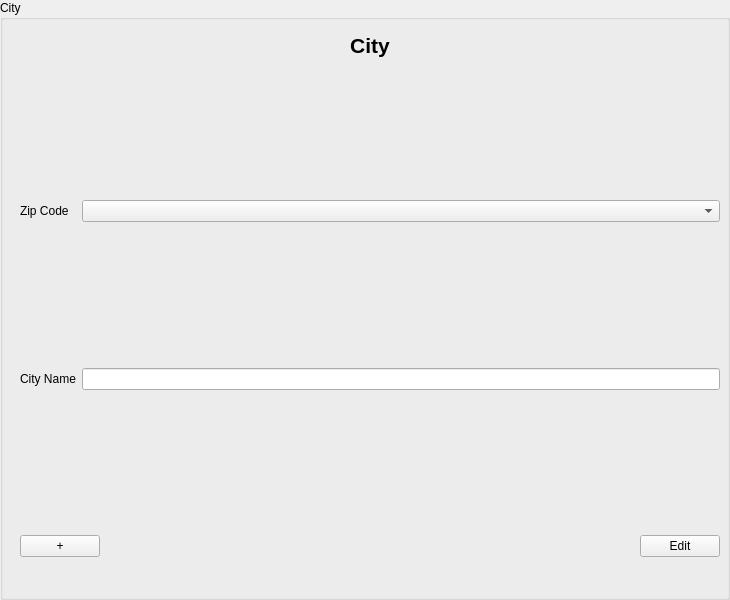
Qt form src/jmbde/views/cityinputarea.ui (jmuelbert/jmbde-QT) before a commit.
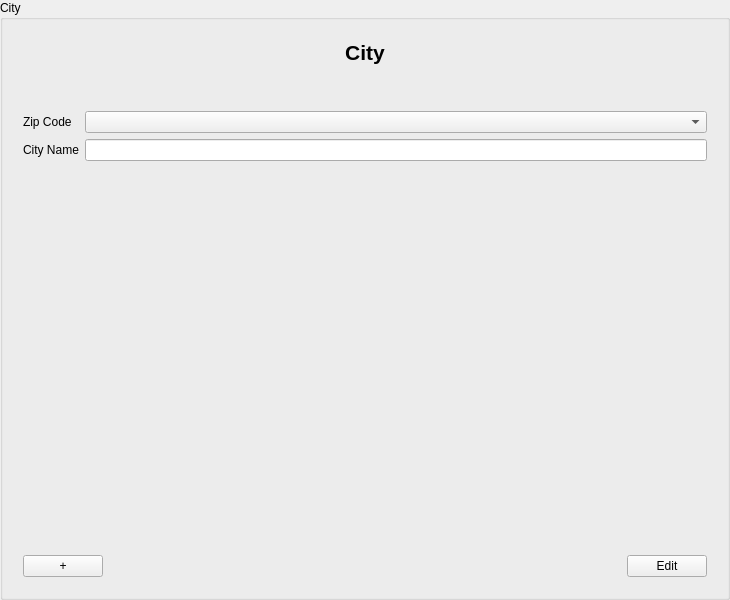
The same form after that commit.

What changed in the file:
```diff
--- a/src/jmbde/views/cityinputarea.ui
+++ b/src/jmbde/views/cityinputarea.ui
@@ -19,24 +19,11 @@
   <property name="title">
     <string>City</string>
   </property>
-  <widget class="QWidget" name="formLayoutWidget" native="true">
-   <property name="geometry">
-    <rect>
-     <x>10</x>
-     <y>30</y>
-     <width>720</width>
-     <height>600</height>
-    </rect>
-   </property>
-   <widget class="QWidget" name="verticalLayoutWidget_Header">
-    <property name="geometry">
-     <rect>
-      <x>10</x>
-      <y>0</y>
-      <width>700</width>
-      <height>30</height>
-     </rect>
-    </property>
+  <layout class="QVBoxLayout" name="verticalLayout_3">
+   <item>
+    <widget class="QWidget" name="GroupBox" native="true">
+     <layout class="QVBoxLayout" name="verticalLayout_2">
+      <item>
     <layout class="QVBoxLayout" name="verticalLayout">
      <item>
       <widget class="QLabel" name="label_Header">
@@ -56,16 +43,61 @@
       </widget>
      </item>
     </layout>
-   </widget>
-  <widget class="QWidget" name="verticalLayoutWidget_Buttons">
-    <property name="geometry">
-     <rect>
-      <x>10</x>
-      <y>500</y>
-      <width>700</width>
-      <height>32</height>
-     </rect>
-    </property>
+      </item>
+      <item>
+       <spacer name="verticalSpacer">
+        <property name="orientation">
+         <enum>Qt::Vertical</enum>
+        </property>
+        <property name="sizeType">
+         <enum>QSizePolicy::Preferred</enum>
+        </property>
+        <property name="sizeHint" stdset="0">
+         <size>
+          <width>20</width>
+          <height>40</height>
+         </size>
+        </property>
+       </spacer>
+      </item>
+      <item>
+       <layout class="QGridLayout" name="gridLayout">
+        <item row="2" column="1">
+         <widget class="QLineEdit" name="lineEdit_CityName"/>
+        </item>
+        <item row="1" column="0">
+         <widget class="QLabel" name="label_ZipCode">
+          <property name="text">
+           <string>Zip Code</string>
+          </property>
+         </widget>
+        </item>
+        <item row="1" column="1">
+         <widget class="QComboBox" name="comboBox_ZipCode"/>
+        </item>
+        <item row="2" column="0">
+         <widget class="QLabel" name="label_CityName">
+          <property name="text">
+           <string>City Name</string>
+          </property>
+         </widget>
+        </item>
+       </layout>
+      </item>
+      <item>
+       <spacer name="verticalSpacer_2">
+        <property name="orientation">
+         <enum>Qt::Vertical</enum>
+        </property>
+        <property name="sizeHint" stdset="0">
+         <size>
+          <width>20</width>
+          <height>40</height>
+         </size>
+        </property>
+       </spacer>
+      </item>
+      <item>
     <layout class="QHBoxLayout" name="horizontalLayout">
      <item>
       <widget class="QPushButton" name="pushButton_Add">
@@ -95,46 +127,11 @@
       </widget>
      </item>
     </layout>
-   </widget>
-   <widget class="QWidget" name="gridLayoutWidget">
-    <property name="geometry">
-     <rect>
-      <x>10</x>
-      <y>30</y>
-      <width>700</width>
-      <height>470</height>
-     </rect>
-    </property>
-    <layout class="QGridLayout" name="gridLayout">
-     <item row="1" column="0">
-      <widget class="QLabel" name="label_ZipCode">
-       <property name="text">
-        <string>Zip Code</string>
-       </property>
-       <property name="buddy">
-        <cstring>comboBox_ZipCode</cstring>
-       </property>
-      </widget>
-     </item>
-     <item row="2" column="0">
-      <widget class="QLabel" name="label_CityName">
-       <property name="text">
-        <string>City Name</string>
-       </property>
-       <property name="buddy">
-        <cstring>lineEdit_CityName</cstring>
-       </property>
-      </widget>
-     </item>
-     <item row="1" column="1">
-      <widget class="QComboBox" name="comboBox_ZipCode"/>
-     </item>
-     <item row="2" column="1">
-           <widget class="QLineEdit" name="lineEdit_CityName"/>
-     </item>
-    </layout>
-   </widget>
-  </widget>
+      </item>
+     </layout>
+    </widget>
+   </item>
+  </layout>
  </widget>
  <resources/>
  <connections/>
```
Lines whose indentation alone changed are shown as unchanged.
